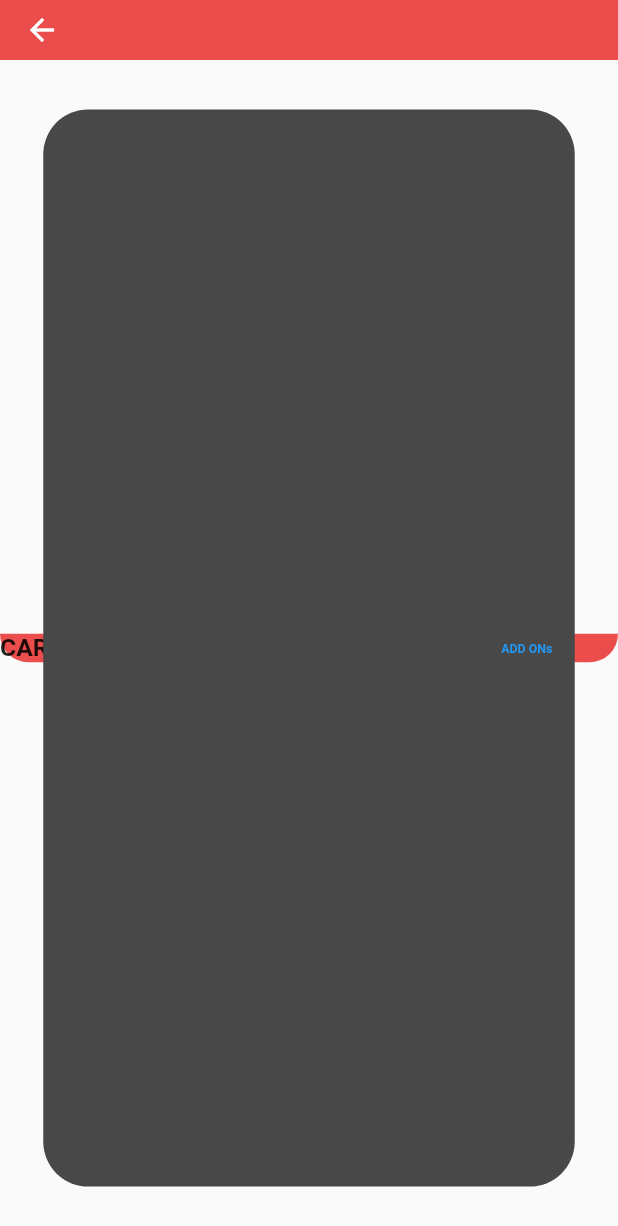
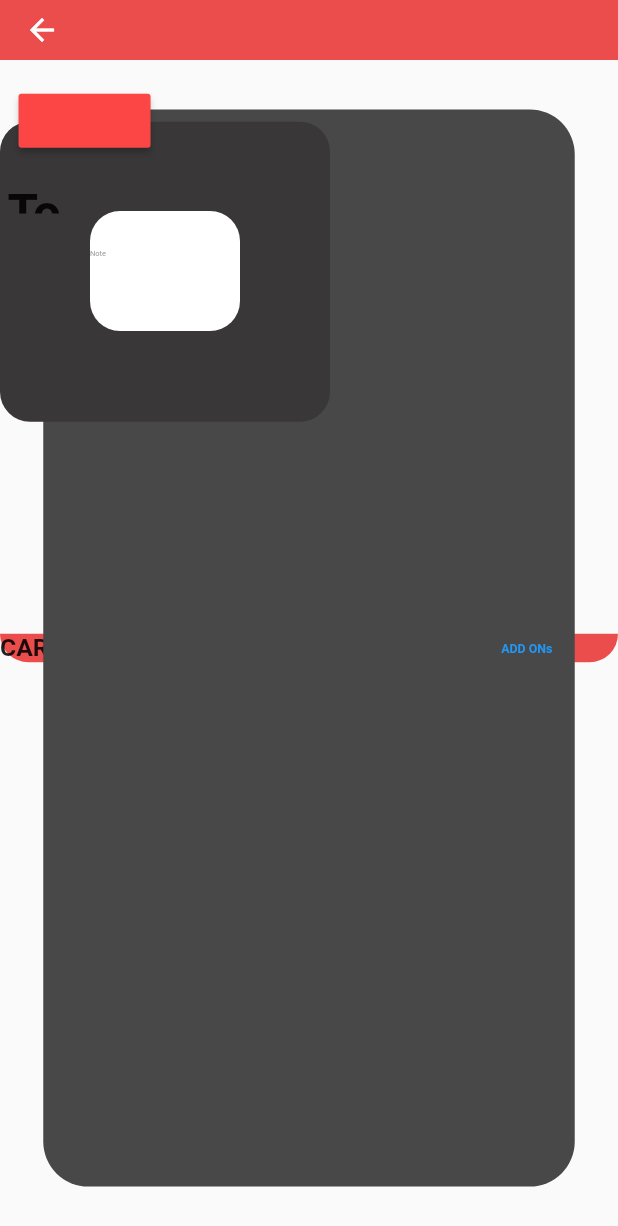
Before and after one commit to dev-ej199x/food_booking_app, a Flutter app: the OrderCart screen opened directly, on a phone screen of 412 x 824 dp. Shown: the top 1226 px of the screen. Run offline on Flutter 3.47's test engine with Material 2 defaults, Android fonts, the phone set to English and light mode, and no system bars; our stand-ins replace carousel_slider, firebase_messaging, flutter_local_notifications, flutter_map, flutter_svg, google_maps_flutter and 4 more; missing offline and left inert: adobe_xd, dart:html; accounts and stored records are empty; Roboto replaces fonts that are missing (Poppins).

Commit message:
OrderCartScreenDone(DesignOnly)

```diff
--- a/lib/pages/orderCart.dart
+++ b/lib/pages/orderCart.dart
@@ -96,6 +96,153 @@ class _OrderCartState extends State<OrderCart> {
               ),
             ],
           ),
+          Padding(
+            padding:
+                EdgeInsets.symmetric(vertical: 5 * Config.heightMultiplier),
+            child: Container(
+              alignment: Alignment.bottomLeft,
+              height: 200.0,
+              width: 220.0,
+              decoration: BoxDecoration(
+                borderRadius: BorderRadius.circular(20.0),
+                color: Color(0xff393737),
+              ),
+              child: Center(
+                child: Column(
+                  children: <Widget>[
+                    Padding(
+                      padding: EdgeInsets.symmetric(
+                          vertical: 2 * Config.heightMultiplier),
+                      child: Row(
+                        crossAxisAlignment: CrossAxisAlignment.start,
+                        mainAxisAlignment: MainAxisAlignment.spaceBetween,
+                        children: <Widget>[
+                          Text(
+                            '',
+                            style: TextStyle(
+                              fontSize: 1 * Config.textMultiplier,
+                              fontWeight: FontWeight.bold,
+                              fontStyle: FontStyle.normal,
+                              fontFamily: 'Poppins',
+                            ),
+                          ),
+                          Text(
+                            '',
+                            style: TextStyle(
+                              fontSize: 1 * Config.textMultiplier,
+                              fontWeight: FontWeight.bold,
+                              fontStyle: FontStyle.normal,
+                              fontFamily: 'Poppins',
+                            ),
+                          ),
+                        ],
+                      ),
+                    ),
+                    Padding(
+                      padding: EdgeInsets.symmetric(
+                          vertical: 2 * Config.heightMultiplier),
+                      child: Container(
+                        height: 80,
+                        width: 100,
+                        decoration: BoxDecoration(
+                          borderRadius: BorderRadius.circular(20.0),
+                          color: Colors.white,
+                        ),
+                        child: TextField(
+                          decoration: InputDecoration(
+                            border: InputBorder.none,
+                            hintText: 'Note',
+                            hintStyle: TextStyle(
+                              color: Colors.grey,
+                              fontSize: 5.0,
+                              fontFamily: 'Poppins',
+                            ),
+                          ),
+                        ),
+                      ),
+                    ),
+                    Padding(
+                      padding: EdgeInsets.symmetric(
+                          vertical: 2 * Config.heightMultiplier),
+                      child: Column(
+                        mainAxisAlignment: MainAxisAlignment.spaceBetween,
+                        children: <Widget>[
+                          Text(
+                            '',
+                            style: TextStyle(
+                              fontSize: 1 * Config.textMultiplier,
+                              fontWeight: FontWeight.bold,
+                              fontStyle: FontStyle.normal,
+                              fontFamily: 'Poppins',
+                            ),
+                          ),
+                          Text(
+                            '',
+                            style: TextStyle(
+                              fontSize: 1 * Config.textMultiplier,
+                              fontWeight: FontWeight.bold,
+                              fontStyle: FontStyle.normal,
+                              fontFamily: 'Poppins',
+                            ),
+                          ),
+                          Text(
+                            '',
+                            style: TextStyle(
+                              fontSize: 1 * Config.textMultiplier,
+                              fontWeight: FontWeight.bold,
+                              fontStyle: FontStyle.normal,
+                              fontFamily: 'Poppins',
+                            ),
+                          ),
+                        ],
+                      ),
+                    ),
+                  ],
+                ),
+              ),
+            ),
+          ),
+          Padding(
+            padding: EdgeInsets.symmetric(
+                vertical: 10 * Config.heightMultiplier, horizontal: 5.0),
+            child: Container(
+              alignment: Alignment.bottomRight,
+              height: 20.0,
+              width: 40.0,
+              decoration: BoxDecoration(
+                borderRadius: BorderRadius.circular(2.0),
+                color: Color(0xff393737),
+              ),
+              child: Text(
+                'Total Price',
+                style: TextStyle(
+                  fontSize: 4 * Config.textMultiplier,
+                  fontWeight: FontWeight.bold,
+                  fontStyle: FontStyle.normal,
+                  fontFamily: 'Poppins',
+                ),
+              ),
+            ),
+          ),
+          Padding(
+            padding: EdgeInsets.symmetric(
+                vertical: 2 * Config.heightMultiplier,
+                horizontal: 3 * Config.widthMultiplier),
+            child: RaisedButton(
+              onPressed: () {},
+              color: Color(0xffFC4646),
+              child: Text(
+                '',
+                style: TextStyle(
+                  fontSize: 2 * Config.textMultiplier,
+                  fontWeight: FontWeight.bold,
+                  fontStyle: FontStyle.normal,
+                  fontFamily: 'Poppins',
+                  color: Colors.white,
+                ),
+              ),
+            ),
+          ),
         ],
       ),
     );
```
